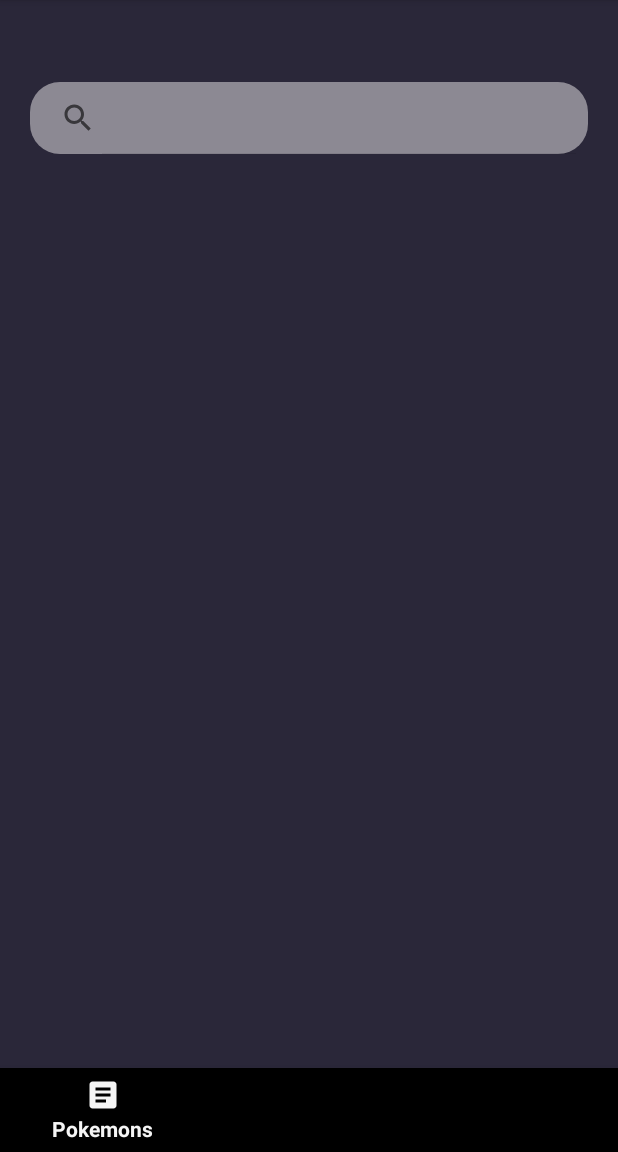
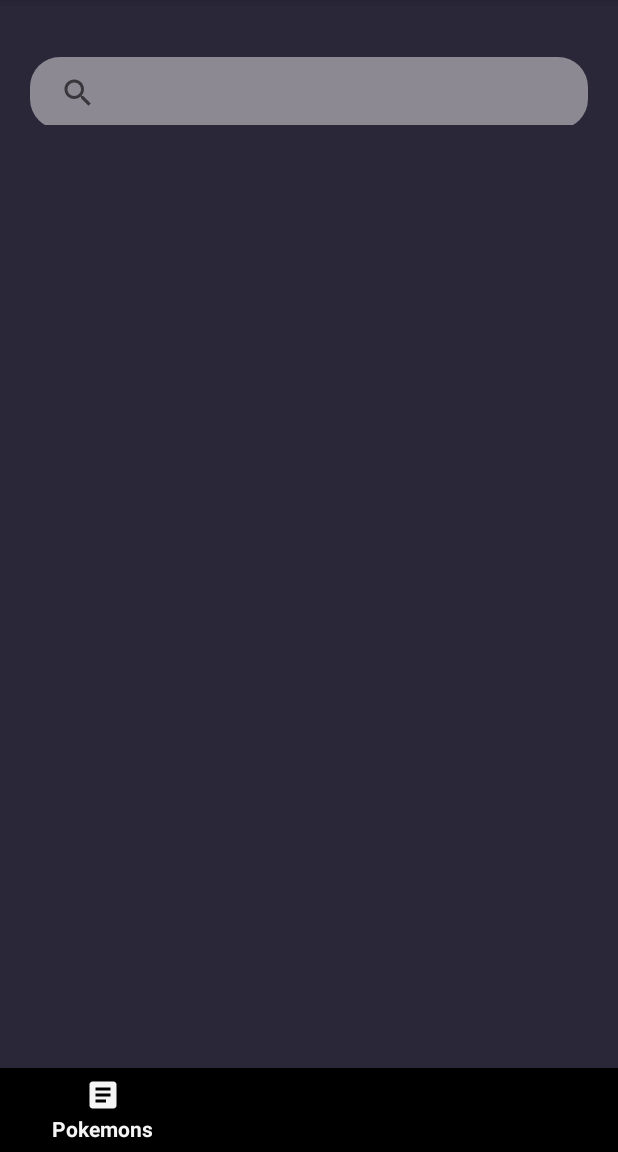
Before and after one commit to Pedrucho1213/MyPokedex, an Android app: the HomeActivity screen opened directly, with no data from a screen before it, on a phone screen of 412 x 824 dp, the part 84-1236 px from its top. Run offline under Robolectric (Android 15) with nearby library versions, the phone set to English and light mode, and no system bars; our stand-ins replace Firebase (no records; nobody signed in at launch, a user with empty details on screens opened directly).

Commit message:
Added styles refactor

```diff
--- a/app/src/main/AndroidManifest.xml
+++ b/app/src/main/AndroidManifest.xml
@@ -10,21 +10,25 @@
         android:fullBackupContent="@xml/backup_rules"
         android:icon="@mipmap/ic_launcher"
         android:label="@string/app_name"
-        android:roundIcon="@mipmap/ic_launcher_round"
+        android:roundIcon="@mipmap/ic_launcher"
         android:supportsRtl="true"
         android:theme="@style/Theme.MyPokedex"
         tools:targetApi="31">
         <activity
             android:name=".view.DetailActivity"
+            android:screenOrientation="portrait"
             android:exported="false" />
         <activity
             android:name=".view.HomeActivity"
+            android:screenOrientation="portrait"
             android:exported="false" />
         <activity
             android:name=".view.SignUpActivity"
+            android:screenOrientation="portrait"
             android:exported="false" />
         <activity
             android:name=".view.SignInActivity"
+            android:screenOrientation="portrait"
             android:exported="true">
             <intent-filter>
                 <action android:name="android.intent.action.MAIN" />
--- a/app/src/main/res/layout/activity_home.xml
+++ b/app/src/main/res/layout/activity_home.xml
@@ -21,10 +21,10 @@
 
         <androidx.appcompat.widget.SearchView
             android:id="@+id/search_txt"
-            android:layout_width="match_parent"
+            android:layout_width="0dp"
             android:layout_height="wrap_content"
-            android:layout_marginTop="20dp"
-            android:layout_marginBottom="10dp"
+            android:layout_weight="1"
+            android:layout_marginTop="5dp"
             android:background="@drawable/searchview_background"
             android:queryHint="@string/search_by_author_title_or_content"
             android:textColor="@color/white"
@@ -35,10 +35,10 @@
 
     <androidx.recyclerview.widget.RecyclerView
         android:id="@+id/pokemons_rv"
-        android:layout_width="300dp"
+        android:layout_width="match_parent"
         android:layout_height="0dp"
         android:layout_marginHorizontal="20dp"
-        android:paddingVertical="40dp"
+        android:paddingVertical="10dp"
         app:layout_constraintBottom_toTopOf="@id/bottomNavigationView"
         app:layout_constraintEnd_toEndOf="parent"
         app:layout_constraintStart_toStartOf="parent"
--- a/app/src/main/res/mipmap-anydpi/ic_launcher.xml
+++ b/app/src/main/res/mipmap-anydpi/ic_launcher.xml
@@ -1,6 +1,6 @@
 <?xml version="1.0" encoding="utf-8"?>
 <adaptive-icon xmlns:android="http://schemas.android.com/apk/res/android">
-    <background android:drawable="@drawable/ic_launcher_background" />
-    <foreground android:drawable="@drawable/ic_launcher_foreground" />
-    <monochrome android:drawable="@drawable/ic_launcher_foreground" />
+    <background android:drawable="@drawable/favicon" />
+    <foreground android:drawable="@drawable/favicon" />
+    <monochrome android:drawable="@drawable/favicon" />
 </adaptive-icon>
```
Also changed, not shown: app/src/main/res/layout/card_pokemon.xml (+2 -7 lines), app/src/main/res/drawable/favicon.png (added).
